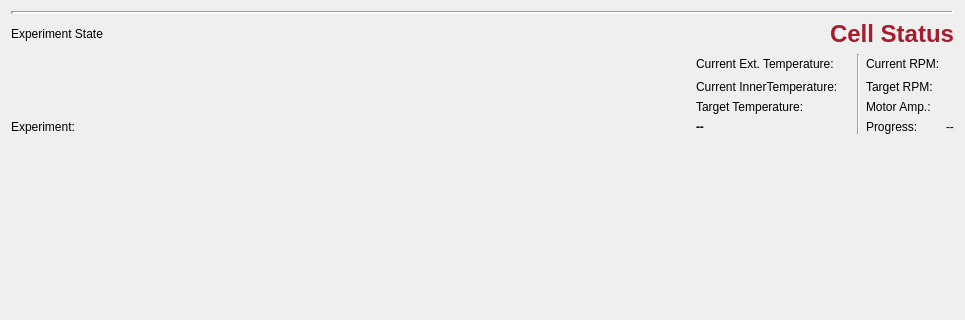
Before: the Qt Designer form reactorgui/uiCellWidget.ui in daharkan/ModularReactionPackage, drawn with Qt 5; both pictures show x 0 to 965 and y 0 to 320 of the 965 by 578 pixel window.
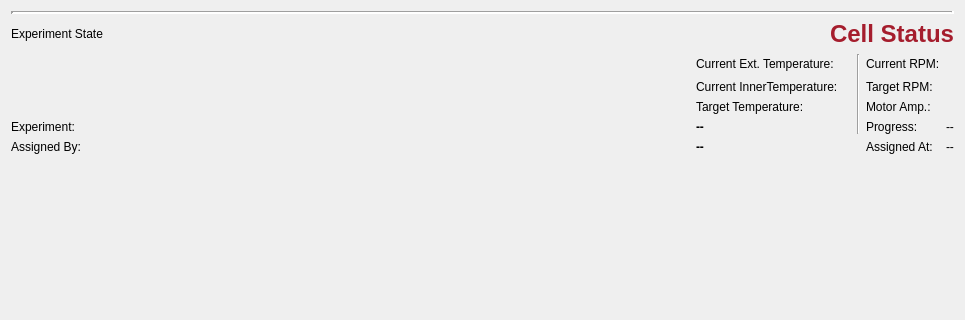
After: the same form once the commit is applied.

Commit message: Fix cell detail info and assignment permissions

```diff
--- a/reactorgui/uiCellWidget.ui
+++ b/reactorgui/uiCellWidget.ui
@@ -309,6 +309,39 @@
        </property>
       </widget>
      </item>
+     <item row="5" column="0">
+      <widget class="QLabel" name="assignedByLabel">
+       <property name="text">
+        <string>Assigned By:</string>
+       </property>
+      </widget>
+     </item>
+     <item row="5" column="2" colspan="2">
+      <widget class="QLabel" name="assignedByValueLabel">
+       <property name="font">
+        <font>
+         <bold>true</bold>
+        </font>
+       </property>
+       <property name="text">
+        <string>--</string>
+       </property>
+      </widget>
+     </item>
+     <item row="5" column="5">
+      <widget class="QLabel" name="assignedAtLabel">
+       <property name="text">
+        <string>Assigned At:</string>
+       </property>
+      </widget>
+     </item>
+     <item row="5" column="6">
+      <widget class="QLabel" name="assignedAtValueLabel">
+       <property name="text">
+        <string>--</string>
+       </property>
+      </widget>
+     </item>
     </layout>
    </item>
   </layout>
```
The commit also changes 11 other files.
